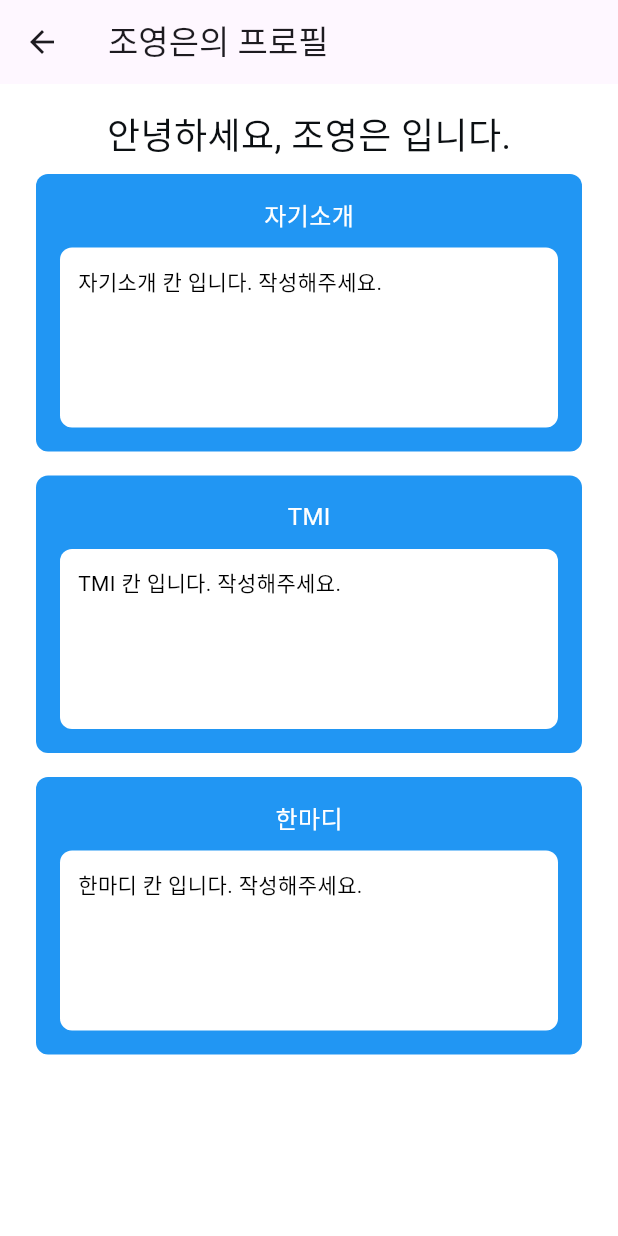
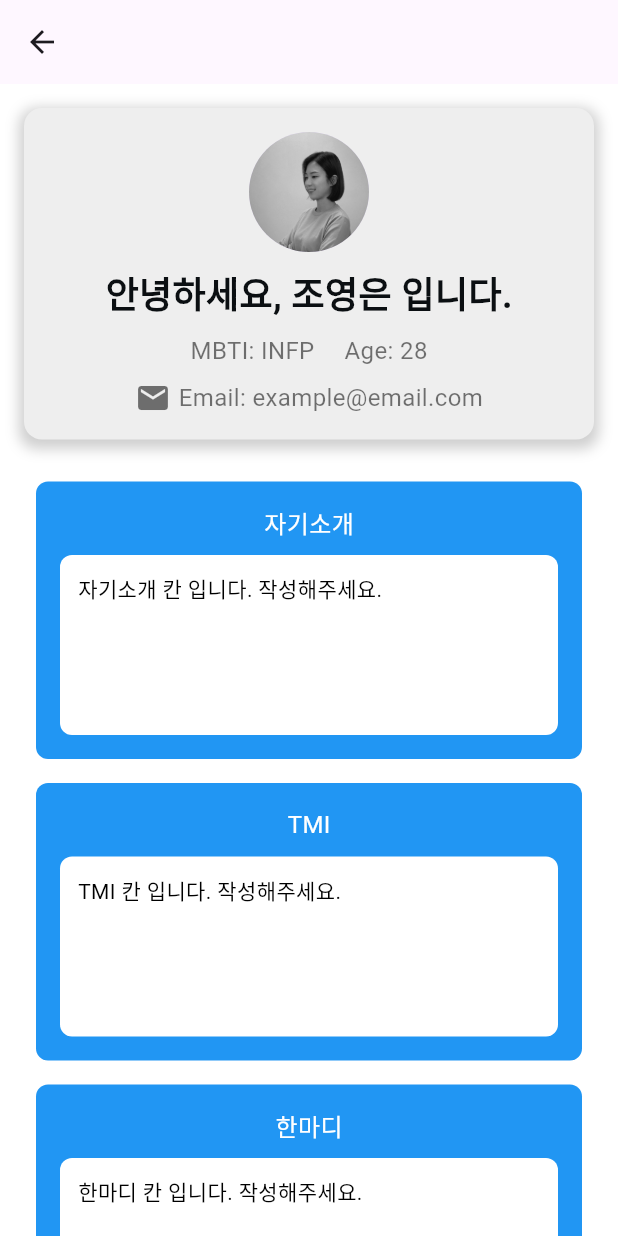
Before and after one commit to duddms72003/team-member, a Flutter app: the ThreadWritePage screen opened directly, after a tap on "조영은", on a phone screen of 412 x 824 dp. Run offline on Flutter 3.47's test engine with Material 3 defaults, Android fonts, the phone set to English and light mode, and no system bars; our stand-ins replace cloud_firestore, firebase_core, get, image_picker, timeago; accounts and stored records are empty.

Commit message:
personal_profile

```diff
--- a/lib/members_profile.dart
+++ b/lib/members_profile.dart
@@ -23,7 +23,7 @@ class ThreadWritePage extends StatelessWidget {
     return GestureDetector(
       onTap: () {
         Get.to(() =>
-            MemberProfile1(memberName: memberName, profileImg: profileImg));
+            MemberProfile(memberName: memberName, profileImg: profileImg));
       },
       child: Container(
         width: 100,
@@ -59,7 +59,7 @@ class ThreadWritePage extends StatelessWidget {
     return GestureDetector(
       onTap: () {
         Get.to(() =>
-            MemberProfile1(memberName: memberName, profileImg: profileImg));
+            MemberProfile(memberName: memberName, profileImg: profileImg));
       },
       child: Container(
         width: 100,
@@ -95,7 +95,7 @@ class ThreadWritePage extends StatelessWidget {
     return GestureDetector(
       onTap: () {
         Get.to(() =>
-            MemberProfile1(memberName: memberName, profileImg: profileImg));
+            MemberProfile(memberName: memberName, profileImg: profileImg));
       },
       child: Container(
         width: 100,
@@ -131,7 +131,7 @@ class ThreadWritePage extends StatelessWidget {
     return GestureDetector(
       onTap: () {
         Get.to(() =>
-            MemberProfile1(memberName: memberName, profileImg: profileImg));
+            MemberProfile(memberName: memberName, profileImg: profileImg));
       },
       child: Container(
         width: 100,
--- a/lib/personal_profile.dart
+++ b/lib/personal_profile.dart
@@ -1,10 +1,10 @@
 import 'package:flutter/material.dart';
 
-class MemberProfile1 extends StatelessWidget {
+class MemberProfile extends StatelessWidget {
   final String memberName;
   final String profileImg;
 
-  const MemberProfile1(
+  const MemberProfile(
       {Key? key, required this.memberName, required this.profileImg})
       : super(key: key);
 
@@ -46,18 +46,73 @@ class MemberProfile1 extends StatelessWidget {
   @override
   Widget build(BuildContext context) {
     return Scaffold(
-      appBar: AppBar(
-        title: Text('$memberName의 프로필'),
-      ),
-      body: Container(
+      appBar: AppBar(),
+      body: SingleChildScrollView(
         padding: EdgeInsets.all(16.0),
         child: Column(
           children: [
-            Text(
-              '안녕하세요, $memberName 입니다.',
-              style: TextStyle(
-                  color: const Color.fromARGB(255, 11, 15, 18), fontSize: 24),
+            // 상단 프로필 영역
+            Container(
+              padding: EdgeInsets.all(16.0),
+              margin: EdgeInsets.only(bottom: 20),
+              decoration: BoxDecoration(
+                color: Colors.grey[200], // 배경색으로 영역 구분
+                borderRadius: BorderRadius.circular(12.0),
+                boxShadow: [
+                  BoxShadow(
+                    color: Colors.grey.withOpacity(0.5),
+                    spreadRadius: 3,
+                    blurRadius: 7,
+                    offset: Offset(0, 3),
+                  ),
+                ],
+              ),
+              child: Column(
+                children: [
+                  CircleAvatar(
+                    radius: 40,
+                    backgroundImage: AssetImage(profileImg), // 전달받은 이미지 경로
+                  ),
+                  SizedBox(height: 10),
+                  Text(
+                    '안녕하세요, $memberName 입니다.',
+                    style: TextStyle(
+                        color: const Color.fromARGB(255, 11, 15, 18),
+                        fontSize: 24,
+                        fontWeight: FontWeight.bold),
+                  ),
+                  SizedBox(height: 8),
+                  Row(
+                    mainAxisAlignment: MainAxisAlignment.center,
+                    children: [
+                      Text(
+                        'MBTI: INFP',
+                        style: TextStyle(fontSize: 16, color: Colors.black54),
+                      ),
+                      SizedBox(width: 20),
+                      Text(
+                        'Age: 28',
+                        style: TextStyle(fontSize: 16, color: Colors.black54),
+                      ),
+                    ],
+                  ),
+                  SizedBox(height: 8),
+                  Row(
+                    mainAxisAlignment: MainAxisAlignment.center,
+                    children: [
+                      Icon(Icons.email, color: Colors.black54),
+                      SizedBox(width: 5),
+                      Text(
+                        'Email: example@email.com',
+                        style: TextStyle(fontSize: 16, color: Colors.black54),
+                      ),
+                    ],
+                  ),
+                ],
+              ),
             ),
+
+            // 하단 프로필 박스 영역
             _profileBox('자기소개', '자기소개 칸 입니다. 작성해주세요.'),
             _profileBox('TMI', 'TMI 칸 입니다. 작성해주세요.'),
             _profileBox('한마디', '한마디 칸 입니다. 작성해주세요.'),
@@ -67,64 +122,3 @@ class MemberProfile1 extends StatelessWidget {
     );
   }
 }
-
-class MemberProfile2 extends StatelessWidget {
-  final String memberName;
-  const MemberProfile2({Key? key, required this.memberName}) : super(key: key);
-
-  @override
-  Widget build(BuildContext context) {
-    return Scaffold(
-      appBar: AppBar(
-        title: Text('$memberName의 프로필'),
-      ),
-      body: Container(
-        child: Text(
-          '안녕하세요, $memberName 입니다.',
-          style: TextStyle(
-              color: const Color.fromARGB(255, 11, 15, 18), fontSize: 24),
-        ),
-      ),
-    );
-  }
-}
-
-class MemberProfile3 extends StatelessWidget {
-  final String memberName;
-  const MemberProfile3({Key? key, required this.memberName}) : super(key: key);
-
-  @override
-  Widget build(BuildContext context) {
-    return Scaffold(
-      appBar: AppBar(
-        title: Text('$memberName의 프로필'),
-      ),
-      body: Center(
-        child: Text(
-          '안녕하세요, $memberName 입니다.',
-          style: TextStyle(fontSize: 24),
-        ),
-      ),
-    );
-  }
-}
-
-class MemberProfile4 extends StatelessWidget {
-  final String memberName;
-  const MemberProfile4({Key? key, required this.memberName}) : super(key: key);
-
-  @override
-  Widget build(BuildContext context) {
-    return Scaffold(
-      appBar: AppBar(
-        title: Text('$memberName의 프로필'),
-      ),
-      body: Center(
-        child: Text(
-          '안녕하세요, $memberName 입니다.',
-          style: TextStyle(fontSize: 24),
-        ),
-      ),
-    );
-  }
-}
```
